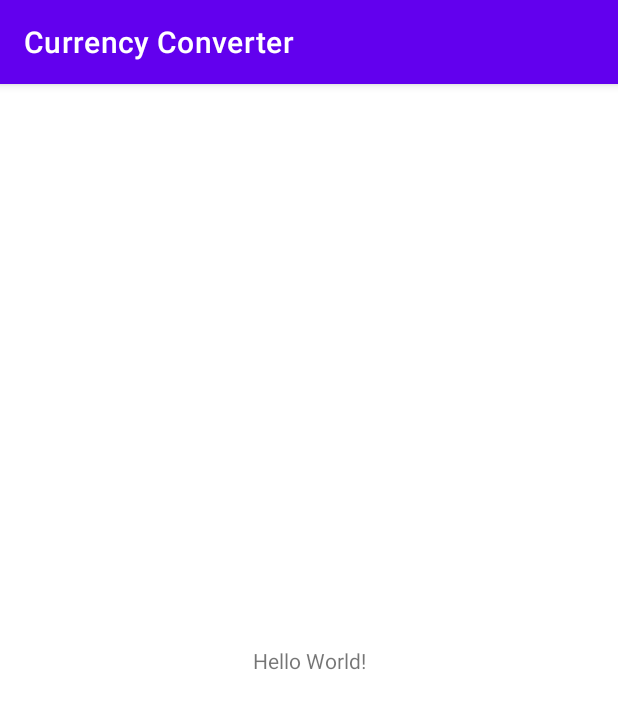
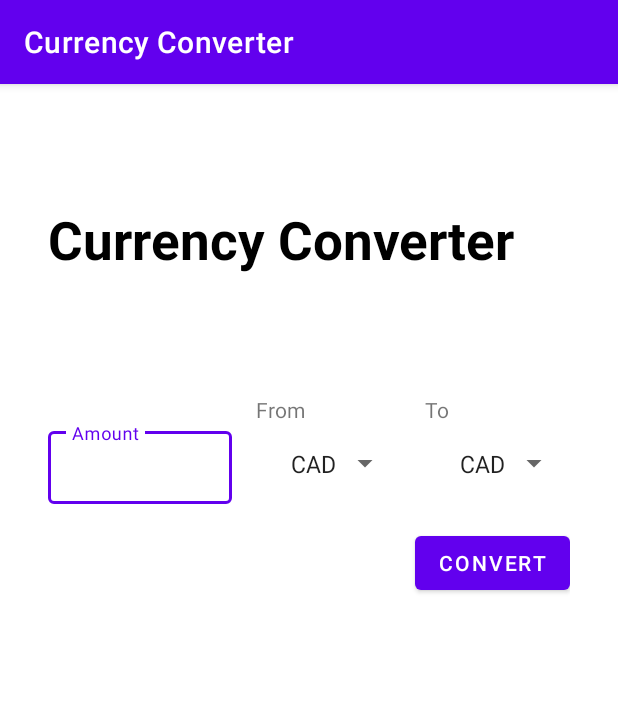
Before and after one commit to YashAPT/Currency-COnverter, an Android app: the screen it shows after launch (MainActivity), on a phone screen of 412 x 824 dp. Shown: the top 709 px of the screen. Run offline under Robolectric (Android 15) with nearby library versions, the phone set to English and light mode, and no system bars.

Commit message:
Layout & String resources

```diff
--- a/app/src/main/AndroidManifest.xml
+++ b/app/src/main/AndroidManifest.xml
@@ -1,6 +1,8 @@
 <?xml version="1.0" encoding="utf-8"?>
 <manifest xmlns:android="http://schemas.android.com/apk/res/android"
     package="com.example.currencyconverter">
+
+    <uses-permission android:name="android.permission.INTERNET" />
 
     <application
         android:allowBackup="true"
--- a/app/src/main/java/com/example/currencyconverter/MainActivity.kt
+++ b/app/src/main/java/com/example/currencyconverter/MainActivity.kt
@@ -4,8 +4,12 @@ import androidx.appcompat.app.AppCompatActivity
 import android.os.Bundle
 
 class MainActivity : AppCompatActivity() {
+
     override fun onCreate(savedInstanceState: Bundle?) {
         super.onCreate(savedInstanceState)
         setContentView(R.layout.activity_main)
+
+
+
     }
 }
--- a/app/src/main/res/layout/activity_main.xml
+++ b/app/src/main/res/layout/activity_main.xml
@@ -4,15 +4,114 @@
     xmlns:tools="http://schemas.android.com/tools"
     android:layout_width="match_parent"
     android:layout_height="match_parent"
+    android:paddingHorizontal="32dp"
     tools:context=".MainActivity">
 
     <TextView
+        android:id="@+id/tvTitle"
         android:layout_width="wrap_content"
         android:layout_height="wrap_content"
-        android:text="Hello World!"
-        app:layout_constraintBottom_toBottomOf="parent"
-        app:layout_constraintLeft_toLeftOf="parent"
-        app:layout_constraintRight_toRightOf="parent"
+        android:text="@string/app_name"
+        android:textColor="@color/black"
+        android:textSize="35sp"
+        android:textStyle="bold"
+        app:layout_constraintBottom_toTopOf="@+id/guideline"
+        app:layout_constraintStart_toStartOf="parent"
         app:layout_constraintTop_toTopOf="parent" />
 
+    <TextView
+        android:id="@+id/tvFrom"
+        android:layout_width="wrap_content"
+        android:layout_height="wrap_content"
+        android:text="@string/from"
+        app:layout_constraintStart_toStartOf="@+id/spFromCurrency"
+        app:layout_constraintTop_toTopOf="@+id/guideline" />
+
+    <TextView
+        android:id="@+id/tvTo"
+        android:layout_width="wrap_content"
+        android:layout_height="wrap_content"
+        android:text="@string/to"
+        app:layout_constraintStart_toStartOf="@+id/spToCurrency"
+        app:layout_constraintTop_toTopOf="@+id/guideline" />
+
+    <com.google.android.material.textfield.TextInputLayout
+        android:id="@+id/tilFrom"
+        style="@style/Widget.MaterialComponents.TextInputLayout.OutlinedBox.Dense"
+        android:layout_width="0dp"
+        android:layout_height="wrap_content"
+        android:hint="@string/amount"
+        android:layout_marginEnd="16dp"
+        app:layout_constraintBottom_toBottomOf="@+id/spFromCurrency"
+        app:layout_constraintEnd_toStartOf="@+id/spFromCurrency"
+        app:layout_constraintStart_toStartOf="parent"
+        app:layout_constraintTop_toTopOf="@+id/spFromCurrency">
+
+        <com.google.android.material.textfield.TextInputEditText
+            android:id="@+id/etFrom"
+            android:layout_width="match_parent"
+            android:layout_height="match_parent"
+            android:inputType="numberDecimal" />
+
+    </com.google.android.material.textfield.TextInputLayout>
+
+    <androidx.constraintlayout.widget.Guideline
+        android:id="@+id/guideline"
+        android:layout_width="wrap_content"
+        android:layout_height="wrap_content"
+        android:orientation="horizontal"
+        android:visibility="visible"
+        app:layout_constraintGuide_percent="0.27" />
+
+    <Spinner
+        android:id="@+id/spFromCurrency"
+        android:layout_width="wrap_content"
+        android:layout_height="wrap_content"
+        android:entries="@array/currency_codes"
+        android:padding="15dp"
+        android:layout_marginEnd="16dp"
+        app:layout_constraintEnd_toStartOf="@+id/spToCurrency"
+        app:layout_constraintTop_toBottomOf="@+id/tvFrom" />
+
+    <Spinner
+        android:id="@+id/spToCurrency"
+        android:layout_width="wrap_content"
+        android:layout_height="wrap_content"
+        android:entries="@array/currency_codes"
+        android:padding="15dp"
+        app:layout_constraintEnd_toEndOf="parent"
+        app:layout_constraintTop_toBottomOf="@+id/tvTo" />
+
+    <Button
+        android:id="@+id/btnConvert"
+        android:layout_width="wrap_content"
+        android:layout_height="wrap_content"
+        android:text="@string/convert"
+        android:layout_marginTop="16dp"
+        app:layout_constraintEnd_toEndOf="parent"
+        app:layout_constraintTop_toBottomOf="@+id/spToCurrency" />
+
+    <TextView
+        android:id="@+id/tvResult"
+        android:layout_width="0dp"
+        android:layout_height="wrap_content"
+        android:layout_marginEnd="16dp"
+        android:textColor="@color/black"
+        app:layout_constraintBottom_toBottomOf="@+id/btnConvert"
+        app:layout_constraintEnd_toStartOf="@+id/btnConvert"
+        app:layout_constraintStart_toStartOf="parent"
+        app:layout_constraintTop_toTopOf="@+id/btnConvert"
+        tools:text="10 EUR = 15.0 USD" />
+
+    <ProgressBar
+        android:id="@+id/progressBar"
+        android:layout_width="wrap_content"
+        android:layout_height="wrap_content"
+        android:visibility="gone"
+        app:layout_constraintBottom_toBottomOf="@+id/btnConvert"
+        app:layout_constraintEnd_toStartOf="@+id/btnConvert"
+        app:layout_constraintStart_toStartOf="parent"
+        app:layout_constraintTop_toTopOf="@+id/btnConvert"
+        tools:visibility="visible" />
+
 </androidx.constraintlayout.widget.ConstraintLayout>
--- a/app/src/main/res/values-night/themes.xml
+++ /dev/null
@@ -1,16 +0,0 @@
-<resources xmlns:tools="http://schemas.android.com/tools">
-    <!-- Base application theme. -->
-    <style name="Theme.CurrencyConverter" parent="Theme.MaterialComponents.DayNight.DarkActionBar">
-        <!-- Primary brand color. -->
-        <item name="colorPrimary">@color/purple_200</item>
-        <item name="colorPrimaryVariant">@color/purple_700</item>
-        <item name="colorOnPrimary">@color/black</item>
-        <!-- Secondary brand color. -->
-        <item name="colorSecondary">@color/teal_200</item>
-        <item name="colorSecondaryVariant">@color/teal_200</item>
-        <item name="colorOnSecondary">@color/black</item>
-        <!-- Status bar color. -->
-        <item name="android:statusBarColor" tools:targetApi="l">?attr/colorPrimaryVariant</item>
-        <!-- Customize your theme here. -->
-    </style>
-</resources>
--- a/app/src/main/res/values/strings.xml
+++ b/app/src/main/res/values/strings.xml
@@ -1,3 +1,43 @@
 <resources>
     <string name="app_name">Currency Converter</string>
+    <string name="from">From</string>
+    <string name="to">To</string>
+    <string name="amount">Amount</string>
+    <string name="convert">Convert</string>
+
+    <string-array name="currency_codes">
+        <item>CAD</item>
+        <item>EUR</item>
+        <item>HKD</item>
+        <item>ISK</item>
+        <item>PHP</item>
+        <item>DKK</item>
+        <item>HUF</item>
+        <item>CZK</item>
+        <item>AUD</item>
+        <item>RON</item>
+        <item>SEK</item>
+        <item>IDR</item>
+        <item>INR</item>
+        <item>BRL</item>
+        <item>RUB</item>
+        <item>HRK</item>
+        <item>JPY</item>
+        <item>THB</item>
+        <item>CHF</item>
+        <item>SGD</item>
+        <item>PLN</item>
+        <item>BGN</item>
+        <item>CNY</item>
+        <item>NOK</item>
+        <item>NZD</item>
+        <item>ZAR</item>
+        <item>USD</item>
+        <item>MXN</item>
+        <item>ILS</item>
+        <item>GBP</item>
+        <item>KRW</item>
+        <item>MYR</item>
+    </string-array>
+
 </resources>
```
